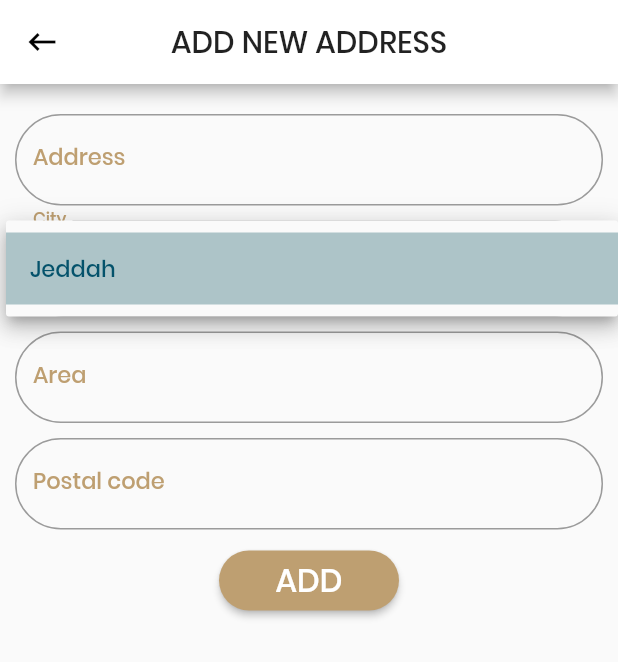
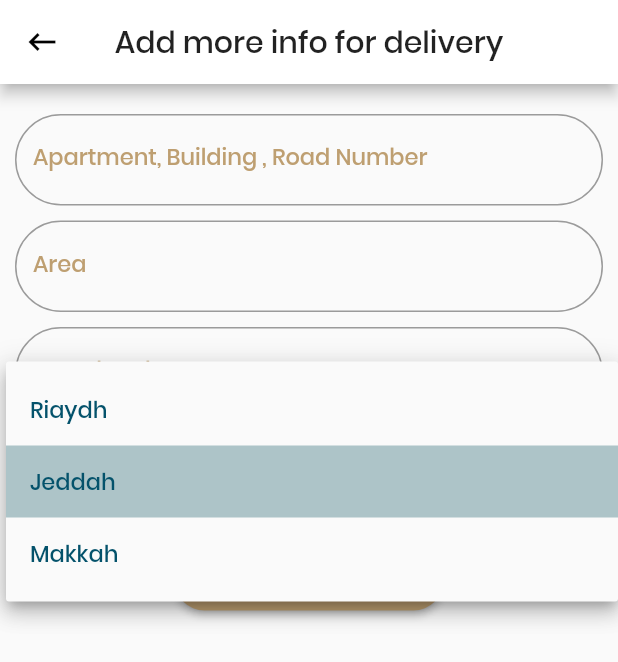
Before and after one commit to mahbubmunna/shopon, a Flutter app: the AddAddress screen opened directly, after a tap on "Jeddah", on a phone screen of 412 x 824 dp. Shown: the top 662 px of the screen. Run offline on Flutter 3.47's test engine with Material 2 defaults, Android fonts, the light colour scheme and no system bars; our stand-ins replace awesome_dialog, cached_network_image, carousel_slider, country_code_picker, datetime_picker_formfield, device_info and 17 more; missing offline and left inert: loading, otp_screen, shared_preferences_web; accounts and stored records are empty; network calls fail.

Commit message:
first2changes

```diff
--- a/lib/l10n/intl_ar.arb
+++ b/lib/l10n/intl_ar.arb
@@ -154,6 +154,8 @@
   "total": "Total",
   "lightMode": "وضع الضوء",
   "darkMode": "الوضع المظلم",
-  "toChangeLocationKeepHoldingPointerToAdjustToCorrect": "To change location, keep holding pointer to adjust to correct location.",
-  "adjustLocation": "اضبط الموقع"
+  "toChangeLocationKeepHoldingPointerToAdjustToCorrect": "لتغيير الموقع ، استمر في الضغط على المؤشر لضبط الموقع الصحيح.",
+  "adjustLocation": "اضبط الموقع",
+  "next": "التالى",
+  "yourStoreCity": "مدينة متجرك"
 }
--- a/lib/l10n/intl_en.arb
+++ b/lib/l10n/intl_en.arb
@@ -156,5 +156,7 @@
   "lightMode": "Light Mode",
   "darkMode": "Dark Mode",
   "toChangeLocationKeepHoldingPointerToAdjustToCorrect": "To change location, keep holding pointer to adjust to correct location.",
-  "adjustLocation": "Adjust Location"
+  "adjustLocation": "Adjust Location",
+  "next": "Next",
+  "yourStoreCity": "Your Store City"
 }
--- a/lib/src/FlutterProvider/BrandProvider/BrandsProvider.dart
+++ b/lib/src/FlutterProvider/BrandProvider/BrandsProvider.dart
@@ -7,6 +7,7 @@ import 'package:sunbulahome/src/configs/strings.dart';
 import 'package:sunbulahome/src/models/brand.dart';
 import 'package:http/http.dart' as http;
 import 'package:sunbulahome/src/models/product.dart';
+import 'package:sunbulahome/src/providers/shared_pref_provider.dart';
 
 class BrandsProvider extends ChangeNotifier {
   var _selectedBrandId;
@@ -153,9 +154,18 @@ class BrandsProvider extends ChangeNotifier {
     print("Get Barndd Product ");
 
     var data;
+    var token = await SharedPrefProvider.getString(token_key);
+
+    Map<String, String> header = {
+      "Content-Type": 'application/json',
+      'Accept': 'application/json',
+      "Authorization": "Bearer $token"
+    };
 
     await http
-        .get("${api_base_url}brand/products/${id}?page=${page}")
+        .get(
+        "${api_base_url}brand/products/${id}?page=${page}",
+        headers: header)
         .then((response) {
       if (response.statusCode == 200) {
         print("Response  ${response.body}");
--- a/lib/src/FlutterProvider/Order/ShippedProvider.dart
+++ b/lib/src/FlutterProvider/Order/ShippedProvider.dart
@@ -41,12 +41,13 @@ class ShippedProvider extends ChangeNotifier {
 
 
     var token = await SharedPrefProvider.getString(token_key);
+    print(token);
 
 
     Map<String, String> header = {"Authorization": "Bearer ${token}"};
 
     await http
-        .get("${api_base_url}orders/all", headers: header)
+        .get("${api_base_url}orders/pending", headers: header)
         .then((value) {
       if (value.statusCode == 200) {
         print("Shipped data   ${value.body}");
--- a/lib/src/screens/add_address.dart
+++ b/lib/src/screens/add_address.dart
@@ -1,5 +1,7 @@
+import 'package:awesome_dialog/awesome_dialog.dart';
 import 'package:flutter/material.dart';
 import 'package:sunbulahome/generated/l10n.dart';
+import 'package:sunbulahome/src/repositories/user_repository.dart';
 import 'package:sunbulahome/src/screens/splash.dart';
 
 class AddAddress extends StatefulWidget {
@@ -11,8 +13,13 @@ class _AddAddressState extends State<AddAddress> {
   TextEditingController _addressTextController;
   TextEditingController _areaTextController;
   TextEditingController _postalCodeController;
-  var _cities = ['Jeddah'];
-  var _currentSelectedValue = "Jeddah";
+  var _cities = [ 'Riaydh', 'Jeddah', 'Makkah'];
+  Map _citiesMap = {
+    'Riaydh': 'RI',
+    'Jeddah': 'JE',
+    'Makkah': 'MA'
+  };
+  var _currentSelectedValue = "JE";
   String _completeAddress = '';
 
   @override
@@ -29,7 +36,7 @@ class _AddAddressState extends State<AddAddress> {
       appBar: AppBar(
         leading: IconButton(icon: Icon(Icons.keyboard_backspace), onPressed: () {Navigator.pop(context);},),
         centerTitle: true,
-        title: Text(S.of(context).addNewAddress),
+        title: Text('Add more info for delivery'),
       ),
       body: ListView(
         padding: EdgeInsets.symmetric(horizontal: 10),
@@ -38,7 +45,7 @@ class _AddAddressState extends State<AddAddress> {
           TextField(
             controller: _addressTextController,
             decoration: InputDecoration(
-              labelText: S.of(context).address,
+              labelText: 'Apartment, Building , Road Number',
               labelStyle: TextStyle(
                 color: Theme.of(context).accentColor
               ),
@@ -49,38 +56,6 @@ class _AddAddressState extends State<AddAddress> {
                 borderRadius: BorderRadius.all(Radius.circular(32)),
               )
             ),
-          ),
-          SizedBox(height: 10,),
-          FormField<String>(
-            builder: (FormFieldState<String> state) {
-              return InputDecorator(
-                decoration: InputDecoration(
-                    labelText: S.of(context).city,
-                    labelStyle: TextStyle(color: Theme.of(context).accentColor),
-                    errorStyle: TextStyle(color: Colors.redAccent, fontSize: 16.0),
-                    hintText: S.of(context).pleaseSelectCity,
-                    border: OutlineInputBorder(borderRadius: BorderRadius.circular(32.0))),
-                isEmpty: _currentSelectedValue == '',
-                child: DropdownButtonHideUnderline(
-                  child: DropdownButton<String>(
-                    value: _currentSelectedValue,
-                    isDense: true,
-                    onChanged: (String newValue) {
-                      setState(() {
-                        _currentSelectedValue = newValue;
-                        state.didChange(newValue);
-                      });
-                    },
-                    items: _cities.map((String value) {
-                      return DropdownMenuItem<String>(
-                        value: value,
-                        child: Text(value),
-                      );
-                    }).toList(),
-                  ),
-                ),
-              );
-            },
           ),
           SizedBox(height: 10,),
           TextField(
@@ -116,6 +91,38 @@ class _AddAddressState extends State<AddAddress> {
             ),
           ),
           SizedBox(height: 10,),
+          FormField<String>(
+            builder: (FormFieldState<String> state) {
+              return InputDecorator(
+                decoration: InputDecoration(
+                    labelText: S.of(context).yourStoreCity,
+                    labelStyle: TextStyle(color: Theme.of(context).accentColor),
+                    errorStyle: TextStyle(color: Colors.redAccent, fontSize: 16.0),
+                    hintText: S.of(context).pleaseSelectCity,
+                    border: OutlineInputBorder(borderRadius: BorderRadius.circular(32.0))),
+                isEmpty: _currentSelectedValue == '',
+                child: DropdownButtonHideUnderline(
+                  child: DropdownButton<String>(
+                    value: _currentSelectedValue,
+                    isDense: true,
+                    onChanged: (String newValue) {
+                      setState(() {
+                        _currentSelectedValue = newValue;
+                        state.didChange(newValue);
+                      });
+                    },
+                    items: _cities.map((String value) {
+                      return DropdownMenuItem<String>(
+                        value: _citiesMap[value],
+                        child: Text(value),
+                      );
+                    }).toList(),
+                  ),
+                ),
+              );
+            },
+          ),
+          SizedBox(height: 10,),
           Center(
             child: Row(
               mainAxisSize: MainAxisSize.min,
@@ -124,9 +131,9 @@ class _AddAddressState extends State<AddAddress> {
                   color: Theme.of(context).accentColor,
                   minWidth: 120,
                   height: 40,
-                  child: Text(S.of(context).add, textScaleFactor: 1.5, style: TextStyle(color: Colors.white),),
+                  child: Text(S.of(context).saveLocation, textScaleFactor: 1.5, style: TextStyle(color: Colors.white),),
                   shape: StadiumBorder(),
-                  onPressed: () {
+                  onPressed: () async {
                     if (_areaTextController.text != null && _addressTextController.text != null) {
                       _completeAddress = _addressTextController.text+', '
                           +_currentSelectedValue+', '
@@ -141,7 +148,31 @@ class _AddAddressState extends State<AddAddress> {
 
                     }
                     print(_completeAddress);
-                    Navigator.pop(context);
+
+                    try {
+                      await UserRepository.postUser(appUser.toMap()).then((response) {
+                        appUser = response.user;
+                        print('Addresses to test');
+                        print(appUser.address);
+                        print(appUser.area);
+                        print(appUser.city);
+                        print(appUser.postalCode);
+                      });
+                    } catch (error){
+                      print(error);
+                    }
+
+                    AwesomeDialog(
+                        context: context,
+                        dialogType: DialogType.SUCCES,
+                        body: Text(S.of(context).locationSaved)
+                    ).show();
+
+                    await Future.delayed(Duration(seconds: 3), () {
+                      Navigator.of(context).pushNamedAndRemoveUntil(
+                          '/Tabs', ModalRoute.withName('/'),
+                          arguments: 0);
+                    });
                   },
                 )
               ],
--- a/lib/src/screens/home.dart
+++ b/lib/src/screens/home.dart
@@ -158,7 +158,7 @@ class _HomeWidgetState extends State<HomeWidget> with TickerProviderStateMixin {
       S.of(context).khamis, S.of(context).taif];
 
     List _engCities = [
-      'JE', 'RI', 'Makkah', 'DammamNKhobar', 'Madinah', 'Abha', 'Khamis', 'Taif'
+      'JE', 'RI', 'MA', 'DammamNKhobar', 'Madinah', 'Abha', 'Khamis', 'Taif'
     ];
 
 
```
Also changed, not shown: lib/src/screens/checkout.dart (+160 -164 lines), lib/src/screens/delivery_selection.dart (+47 -66 lines), lib/src/screens/orders.dart (+15 -17 lines), lib/generated/intl/messages_ar.dart, lib/generated/intl/messages_en.dart, lib/generated/l10n.dart, 1 other file.
